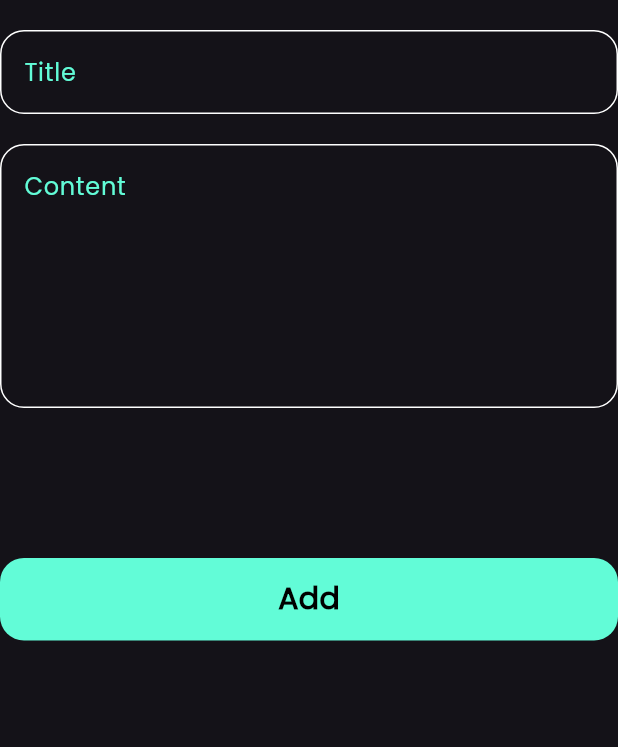
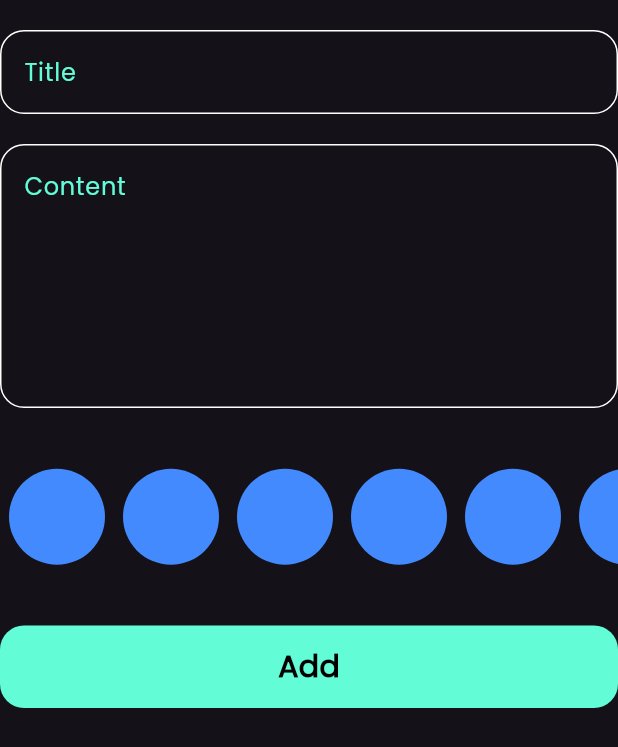
Before and after one commit to Moamed1010/note_app, a Flutter app: the AddNoteForm widget shown alone on an empty page, opened directly, on a phone screen of 412 x 824 dp. Shown: the top 747 px of the screen. Run offline on Flutter 3.47's test engine with Material 3 defaults, Android fonts, the phone set to English and light mode, and no system bars; our stand-ins replace bloc, flutter_bloc, font_awesome_flutter, hive, hive_flutter; accounts and stored records are empty.

Commit message:
create color list view part one

```diff
--- a/lib/Views/widgets/add_note_form.dart
+++ b/lib/Views/widgets/add_note_form.dart
@@ -1,6 +1,7 @@
 import 'package:flutter/material.dart';
 import 'package:flutter_bloc/flutter_bloc.dart';
 import 'package:note_app/Models/note_model.dart';
+import 'package:note_app/Views/widgets/colors_list_view.dart';
 import 'package:note_app/Views/widgets/custom_botton.dart';
 import 'package:note_app/Views/widgets/custom_text_field.dart';
 import 'package:note_app/cubits/add_note_cubit/add_note_cubit.dart';
@@ -43,9 +44,22 @@ class _AddNoteFormState extends State<AddNoteForm> {
               subTitle = value;
             },
           ),
-          const SizedBox(height: 100),
+          const SizedBox(height:40 ),
+          const ColorListView(),
+          const SizedBox(height: 40),
+
           BlocBuilder<AddNoteCubit, AddNoteState>(
             builder: (context, state) {
+              return SavedNote(state, context);
+            },
+          ),
+          const SizedBox(height: 16),
+        ],
+      ),
+    );
+  }
+
+  CustomButton SavedNote(AddNoteState state, BuildContext context) {
     return CustomButton(
               isLoading: state is AddNoteLoading? true:false,
               onTap: () {
@@ -65,11 +79,5 @@ class _AddNoteFormState extends State<AddNoteForm> {
                 }
               },
             );
-            },
-          ),
-          const SizedBox(height: 16),
-        ],
-      ),
-    );
   }
 }
--- /dev/null
+++ b/lib/Views/widgets/colors_list_view.dart
@@ -0,0 +1,23 @@
+
+import 'package:flutter/material.dart';
+import 'package:note_app/Views/widgets/colors_list_view_item.dart';
+
+class ColorListView extends StatelessWidget {
+  const ColorListView({super.key});
+
+  @override
+  Widget build(BuildContext context) {
+    return  SizedBox(
+      height: 65,
+      child: ListView.builder(
+        itemCount: 10,
+        scrollDirection: Axis.horizontal,
+        itemBuilder: (context,index){
+        return Padding(
+          padding: const EdgeInsets.symmetric(horizontal: 6),
+          child: const ColorItem(),
+        );
+      }),
+    );
+  }
+}
--- /dev/null
+++ b/lib/Views/widgets/colors_list_view_item.dart
@@ -0,0 +1,13 @@
+import 'package:flutter/material.dart';
+
+class ColorItem extends StatelessWidget {
+  const ColorItem({super.key});
+
+  @override
+  Widget build(BuildContext context) {
+    return  CircleAvatar(
+      backgroundColor: Colors.blueAccent,
+      radius: 32,
+    );
+  }
+}
```
Lines whose indentation alone changed are shown as unchanged.
